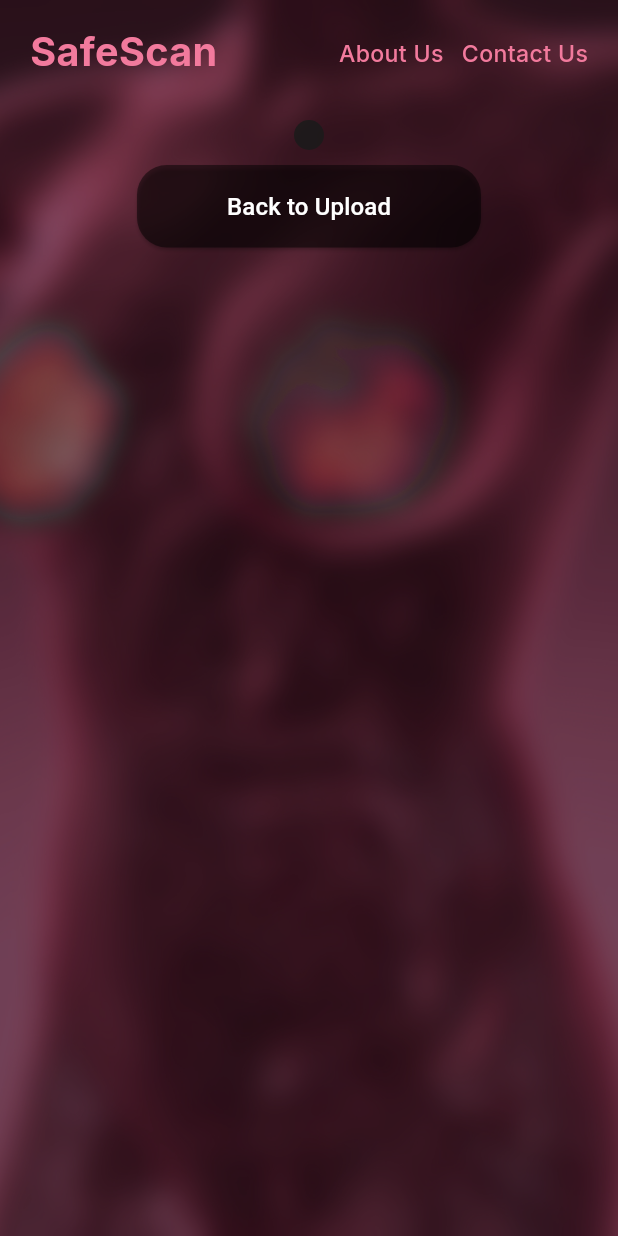
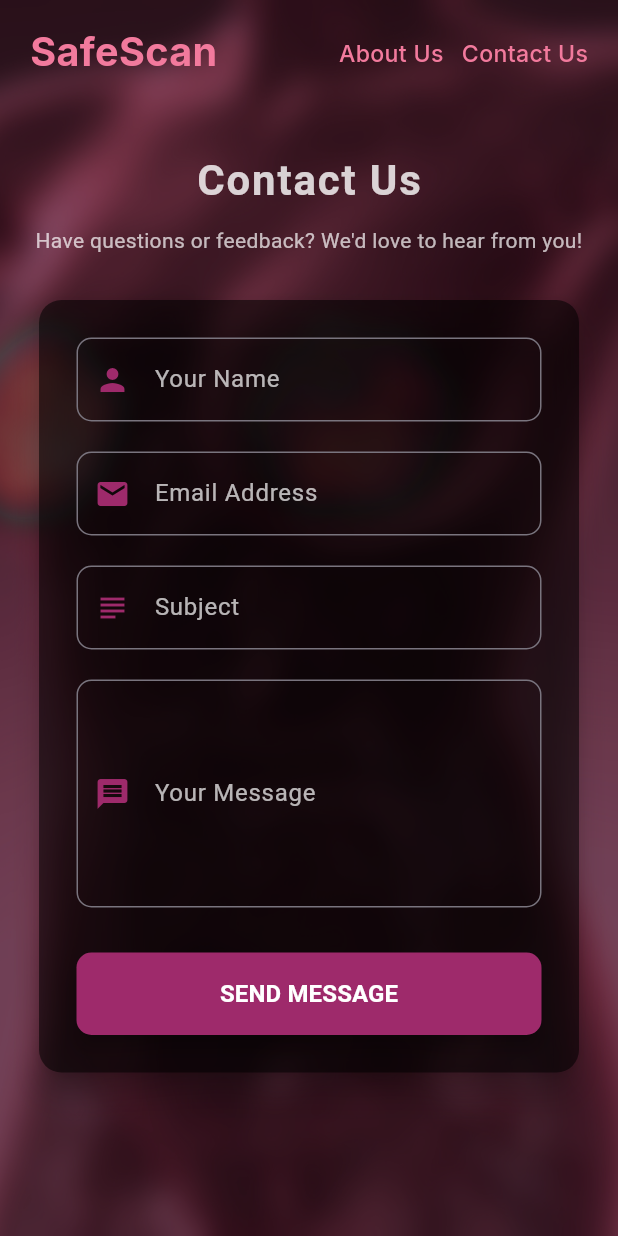
Before and after one commit to heithemb/SafeScan-AI-Powered-Mammogram-Analysis-System, a Flutter app: the ResultsPage screen opened directly with empty values, after a tap on "Contact Us", on a phone screen of 412 x 824 dp. Run offline on Flutter 3.47's test engine with Material 3 defaults, Android fonts, the phone set to English and light mode, and no system bars; our stand-ins replace google_fonts, image_picker, lottie.

Commit message:
'contactus+mails'

```diff
--- /dev/null
+++ b/mobile_bc_detection/lib/ContactUs.dart
@@ -0,0 +1,360 @@
+import 'dart:math';
+import 'package:flutter/material.dart';
+import 'package:mobile_bc_detection/Controller.dart';
+import 'package:mobile_bc_detection/header.dart';
+
+class ContactUs extends StatefulWidget {
+  const ContactUs({Key? key}) : super(key: key);
+
+  @override
+  ContactUsState createState() => ContactUsState();
+}
+
+class ContactUsState extends State<ContactUs> {
+  final _formKey = GlobalKey<FormState>();
+  final TextEditingController _nameController = TextEditingController();
+  final TextEditingController _emailController = TextEditingController();
+  final TextEditingController _subjectController = TextEditingController();
+  final TextEditingController _messageController = TextEditingController();
+
+  @override
+  void dispose() {
+    _nameController.dispose();
+    _emailController.dispose();
+    _subjectController.dispose();
+    _messageController.dispose();
+    super.dispose();
+  }
+
+
+void _submitForm() async {
+  if (_formKey.currentState!.validate()) {
+    // Create the form data to send to the backend
+    final Map<String, dynamic> formData = {
+      'name': _nameController.text,
+      'email': _emailController.text,
+      'subject': _subjectController.text,
+      'message': _messageController.text,
+    };
+
+    final result = await Controller.sendEmail(formData);
+
+    if (result != null && result['status'] == 'success') {
+      // Show success dialog
+      showDialog(
+        context: context,
+        builder: (context) => AlertDialog(
+          backgroundColor: Colors.black,
+          title: const Text('Message Sent', style: TextStyle(color: Colors.white)),
+          content: const Text(
+            'Thank you for contacting us. We will get back to you soon.',
+            style: TextStyle(color: Colors.white),
+          ),
+          actions: [
+            TextButton(
+              onPressed: () => Navigator.pop(context),
+              child: const Text('OK', style: TextStyle(color: Colors.white)),
+            ),
+          ],
+        ),
+      );
+      // Clear the form
+      _nameController.clear();
+      _emailController.clear();
+      _subjectController.clear();
+      _messageController.clear();
+    } else {
+      // Show error dialog if request failed
+      showDialog(
+        context: context,
+        builder: (context) => AlertDialog(
+          backgroundColor: Colors.black,
+          title: const Text('Error', style: TextStyle(color: Colors.white)),
+          content: Text(result?['message'] ?? 'Unknown error', style: TextStyle(color: Colors.white)),
+          actions: [
+            TextButton(
+              onPressed: () => Navigator.pop(context),
+              child: const Text('OK', style: TextStyle(color: Colors.white)),
+            ),
+          ],
+        ),
+      );
+    }
+  }
+}
+
+  @override
+  Widget build(BuildContext context) {
+    final screenWidth = MediaQuery.of(context).size.width;
+    final isSmallScreen = screenWidth < 600;
+
+    return Scaffold(
+      body: Container(
+        decoration: const BoxDecoration(
+          image: DecorationImage(
+              image: AssetImage('assets/bg2.jpg'), fit: BoxFit.cover),
+        ),
+        child: Container(
+          color: Color.fromARGB(150, 42, 14, 24),
+          child: SafeArea(
+            child: LayoutBuilder(
+              builder: (context, constraints) => SingleChildScrollView(
+                child: ConstrainedBox(
+                  constraints: BoxConstraints(minHeight: constraints.maxHeight),
+                  child: IntrinsicHeight(
+                    child: Column(
+                      children: [
+                        buildHeader(context, screenWidth),
+                        Padding(
+                          padding: const EdgeInsets.symmetric(horizontal: 16.0),
+                          child: Column(
+                            crossAxisAlignment: CrossAxisAlignment.start,
+                            children: [
+                              const SizedBox(height: 30),
+                              Center(
+                                child: Text(
+                                  'Contact Us',
+                                  style: TextStyle(
+                                    color: const Color.fromARGB(205, 255, 255, 255),
+                                    fontSize: isSmallScreen ? 28 : 34,
+                                    fontWeight: FontWeight.bold,
+                                    letterSpacing: 1.2,
+                                  ),
+                                ),
+                              ),
+                              const SizedBox(height: 10),
+                              Center(
+                                child: Text(
+                                  'Have questions or feedback? We\'d love to hear from you!',
+                                  textAlign: TextAlign.center,
+                                  style: TextStyle(
+                                    color: Colors.white70,
+                                    fontSize: isSmallScreen ? 14 : 16,
+                                  ),
+                                ),
+                              ),
+                              const SizedBox(height: 30),
+                              Card(
+                                  color: Colors.transparent, // <-- Make the card itself transparent
+
+                                elevation: 8,
+                                shape: RoundedRectangleBorder(
+                                  borderRadius: BorderRadius.circular(15),
+                                ),
+                                margin: EdgeInsets.symmetric(
+                                    horizontal: isSmallScreen ? 10 : 50),
+                                child: Container(
+                                  padding: const EdgeInsets.all(25),
+                                  decoration: BoxDecoration(
+                                    color: Color.fromARGB(140, 0, 0, 0), // Adjust the alpha value (150) for desired opacity
+                                    borderRadius: BorderRadius.circular(15),
+                                  ),
+                                  child: Form(
+                                    key: _formKey,
+                                    child: Column(
+                                      children: [
+                                        _buildTextField(
+                                          controller: _nameController,
+                                          label: 'Your Name',
+                                          icon: Icons.person,
+                                          validator: (value) {
+                                            if (value == null || value.isEmpty) {
+                                              return 'Please enter your name';
+                                            }
+                                            return null;
+                                          },
+                                        ),
+                                        const SizedBox(height: 20),
+                                        _buildTextField(
+                                          controller: _emailController,
+                                          label: 'Email Address',
+                                          icon: Icons.email,
+                                          keyboardType:
+                                              TextInputType.emailAddress,
+                                          validator: (value) {
+                                            if (value == null || value.isEmpty) {
+                                              return 'Please enter your email';
+                                            }
+                                            if (!RegExp(
+                                                    r'^[\w-\.]+@([\w-]+\.)+[\w-]{2,4}$')
+                                                .hasMatch(value)) {
+                                              return 'Please enter a valid email';
+                                            }
+                                            return null;
+                                          },
+                                        ),
+                                        const SizedBox(height: 20),
+                                        _buildTextField(
+                                          controller: _subjectController,
+                                          label: 'Subject',
+                                          icon: Icons.subject,
+                                          validator: (value) {
+                                            if (value == null || value.isEmpty) {
+                                              return 'Please enter a subject';
+                                            }
+                                            return null;
+                                          },
+                                        ),
+                                        const SizedBox(height: 20),
+                                        _buildTextField(
+                                          controller: _messageController,
+                                          label: 'Your Message',
+                                          icon: Icons.message,
+                                          maxLines: 5,
+                                          validator: (value) {
+                                            if (value == null || value.isEmpty) {
+                                              return 'Please enter your message';
+                                            }
+                                            if (value.length < 10) {
+                                              return 'Message is too short';
+                                            }
+                                            return null;
+                                          },
+                                        ),
+                                        const SizedBox(height: 30),
+                                        SizedBox(
+                                          width: double.infinity,
+                                          child: ElevatedButton(
+                                            onPressed: _submitForm,
+                                            style: ElevatedButton.styleFrom(
+                                              backgroundColor: Color.fromARGB(
+                                                  255, 158, 42, 107),
+                                              padding:
+                                                  const EdgeInsets.symmetric(
+                                                      vertical: 16),
+                                              shape: RoundedRectangleBorder(
+                                                borderRadius:
+                                                    BorderRadius.circular(10),
+                                              ),
+                                              elevation: 5,
+                                            ),
+                                            child: const Text(
+                                              'SEND MESSAGE',
+                                              style: TextStyle(
+                                                color: Colors.white,
+                                                fontSize: 16,
+                                                fontWeight: FontWeight.bold,
+                                              ),
+                                            ),
+                                          ),
+                                        ),
+                                      ],
+                                    ),
+                                  ),
+                                ),
+                              ),
+                              const SizedBox(height: 40),
+                              if (!isSmallScreen) ...[
+                                _buildContactInfoRow(),
+                                const SizedBox(height: 40),
+                              ],
+                            ],
+                          ),
+                        ),
+                      ],
+                    ),
+                  ),
+                ),
+              ),
+            ),
+          ),
+        ),
+      ),
+    );
+  }
+
+  Widget _buildTextField({
+  required TextEditingController controller,
+  required String label,
+  required IconData icon,
+  required String? Function(String?) validator,
+  TextInputType keyboardType = TextInputType.text,
+  int maxLines = 1,
+}) {
+  return TextFormField(
+    controller: controller,
+    keyboardType: keyboardType,
+    maxLines: maxLines,
+    validator: validator,
+    style: TextStyle(color: Colors.white), // <--- user-entered text color
+
+    decoration: InputDecoration(
+      labelText: label,
+      labelStyle: TextStyle(color: Colors.white70), // <--- label color
+
+      prefixIcon: Icon(icon, color: Color.fromARGB(255, 158, 42, 107)),
+      border: OutlineInputBorder(
+        borderRadius: BorderRadius.circular(10),
+        borderSide: BorderSide(color: Colors.grey),
+      ),
+      focusedBorder: OutlineInputBorder(
+        borderRadius: BorderRadius.circular(10),
+        borderSide: BorderSide(color: Color.fromARGB(255, 158, 42, 107)),
+      ),
+    ),
+  );
+}
+
+  Widget _buildContactInfoRow() {
+    return Padding(
+      padding: const EdgeInsets.symmetric(horizontal: 50),
+      child: Row(
+        mainAxisAlignment: MainAxisAlignment.spaceAround,
+        children: [
+          _buildContactInfoItem(
+            icon: Icons.email,
+            title: 'Email Us',
+            subtitle: 'safescan.contact@gmail.com',
+          ),
+          _buildContactInfoItem(
+            icon: Icons.phone,
+            title: 'Call Us',
+            subtitle: '+1 (555) 123-4567',
+          ),
+          _buildContactInfoItem(
+            icon: Icons.location_on,
+            title: 'Visit Us',
+            subtitle: '123 Medical Drive\nHealth City, HC 12345',
+          ),
+        ],
+      ),
+    );
+  }
+
+  Widget _buildContactInfoItem({
+    required IconData icon,
+    required String title,
+    required String subtitle,
+  }) {
+    return Column(
+      children: [
+        Container(
+          padding: const EdgeInsets.all(15),
+          decoration: BoxDecoration(
+            color: Color.fromARGB(255, 158, 42, 107).withOpacity(0.2),
+            shape: BoxShape.circle,
+          ),
+          child: Icon(icon, size: 30, color: Colors.white),
+        ),
+        const SizedBox(height: 10),
+        Text(
+          title,
+          style: TextStyle(
+            color: Colors.white,
+            fontSize: 18,
+            fontWeight: FontWeight.bold,
+          ),
+        ),
+        const SizedBox(height: 5),
+        Text(
+          subtitle,
+          textAlign: TextAlign.center,
+          style: TextStyle(
+            color: Colors.white,
+            fontSize: 14,
+          ),
+        ),
+      ],
+    );
+  }
+}
--- a/mobile_bc_detection/lib/header.dart
+++ b/mobile_bc_detection/lib/header.dart
@@ -13,7 +13,7 @@ Widget _navButton(String title, double fontSize, BuildContext context) {
   );
 }
 
-Widget buildHeader(BuildContext context, double screenWidth) {
+Widget buildHeader(BuildContext context, double screenWidth ) {
   final font24 = responsiveFont(24, screenWidth);
   final font14 = responsiveFont(14, screenWidth);
 
@@ -51,21 +51,23 @@ Widget buildHeader(BuildContext context, double screenWidth) {
               children: [
                 GestureDetector(
                   onTap: () {
-                    Navigator.pushNamed(context, '/');
-                  },
+                    Navigator.pushNamed(
+                      context,
+                      '/',
+                    ).then((_) {
+                      Scrollable.ensureVisible(aboutUsKey.currentContext!);
+                    }) ; },
+
                   child: _navButton('About Us', font14, context),
                 ),
+
+
                 const SizedBox(width: 12),
                 GestureDetector(
                   onTap: () {
-                    // Navigate to LandingPage and pass the GlobalKey
-                    Navigator.pushNamed(
-                      context,
-                      '/landing',
-                      arguments: {'aboutUsKey': aboutUsKey},
-                    ).then((_) {
-                      Scrollable.ensureVisible(aboutUsKey.currentContext!);
-                    });},
+                  Navigator.pushNamed(context, '/contactus');
+
+                    ;},
                     child: _navButton('Contact Us', font14, context),
                 ),
               ],
--- a/mobile_bc_detection/lib/main.dart
+++ b/mobile_bc_detection/lib/main.dart
@@ -1,5 +1,6 @@
 import 'dart:ui';
 import 'package:flutter/material.dart';
+import 'package:mobile_bc_detection/ContactUs.dart';
 import 'UploadPage.dart';
 import 'LandingPage.dart';
 
@@ -18,6 +19,7 @@ class MyApp extends StatelessWidget {
       routes: {
         '/': (context) => LandingPage(aboutUsKey: aboutUsKey), // Pass the GlobalKey here
         '/UploadPage':(context)=>UploadHome(),
+        '/contactus':(context)=>ContactUs(),
       },
     );
   }
```
Also changed, not shown: mobile_bc_detection/lib/Controller.dart (+25 -0 lines), mobile_bc_detection/lib/LandingPage.dart (+58 -40 lines), 2 other files.
